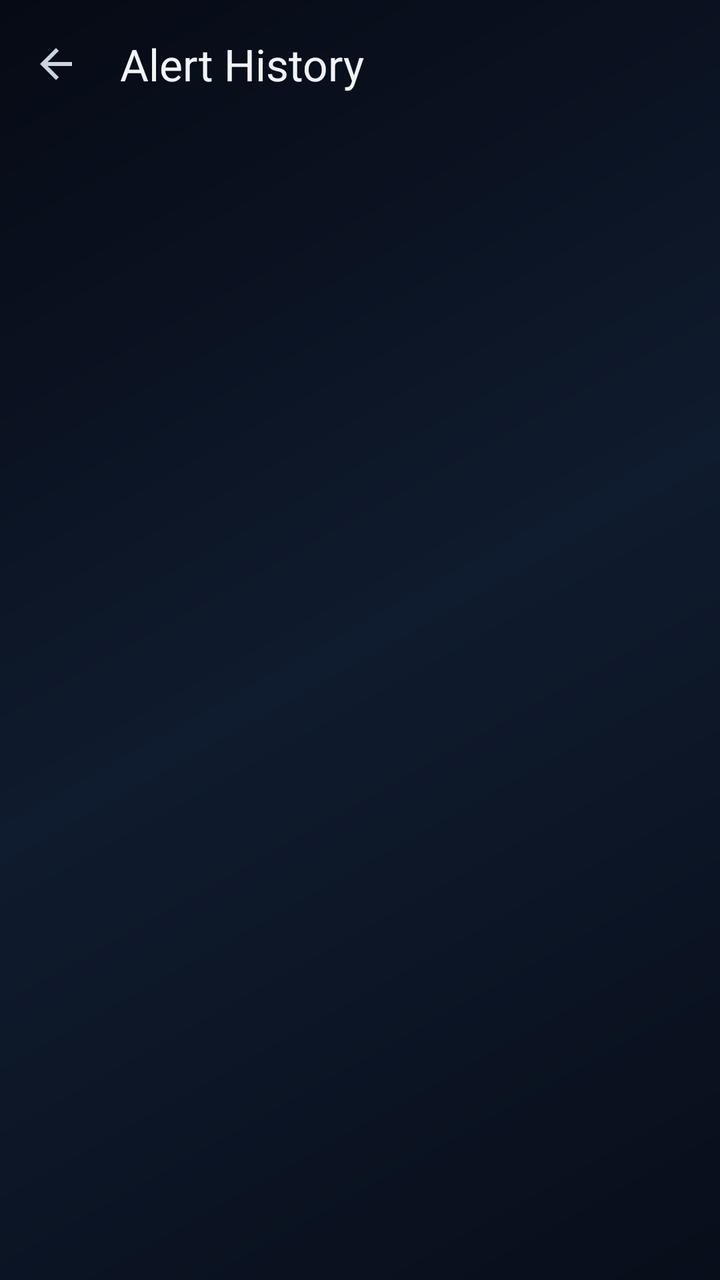
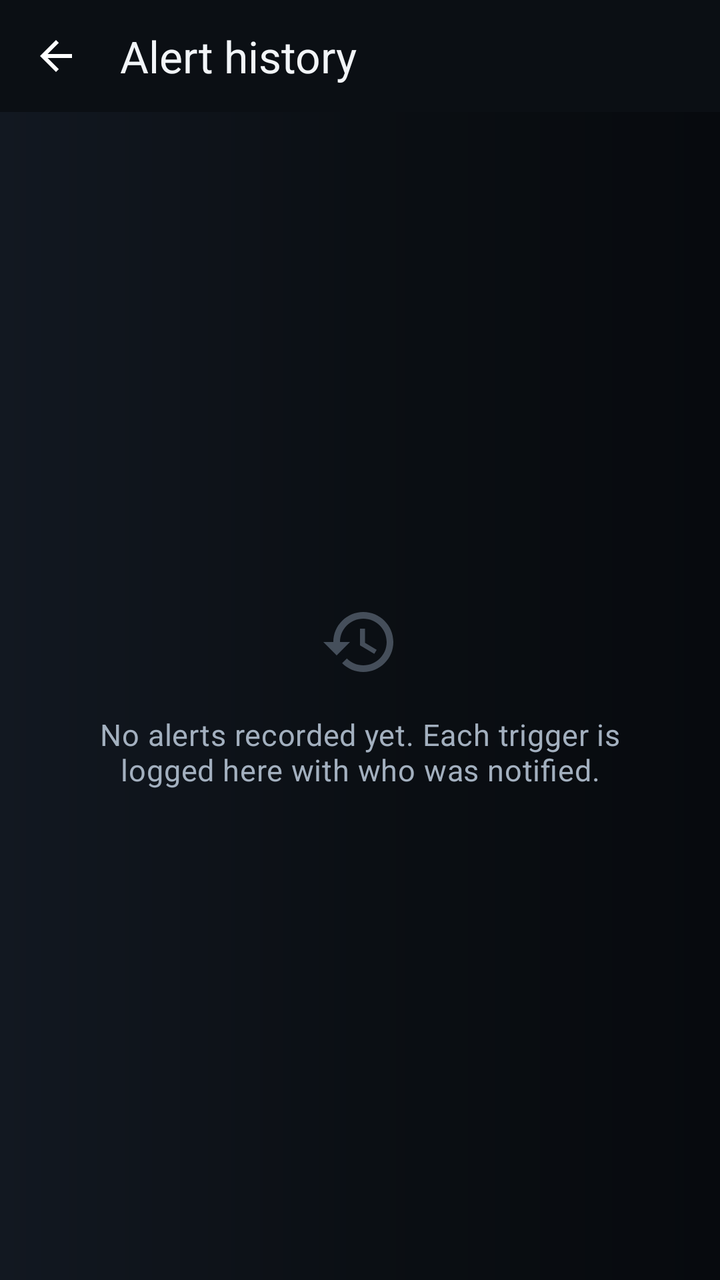

An Android layout rendered at two revisions. The XML below is the earlier revision; the diff shows what the commit changed to produce the second picture.
<!-- AndroidManifest.xml: activity theme Theme.RakshaSetu -->
<!-- res/layout/activity_alert_log.xml -->
<?xml version="1.0" encoding="utf-8"?>
<LinearLayout xmlns:android="http://schemas.android.com/apk/res/android"
    xmlns:app="http://schemas.android.com/apk/res-auto"
    android:layout_width="match_parent"
    android:layout_height="match_parent"
    android:orientation="vertical"
    android:background="@drawable/bg_gradient_dark">

    <com.google.android.material.appbar.MaterialToolbar
        android:id="@+id/toolbar"
        android:layout_width="match_parent"
        android:layout_height="?attr/actionBarSize"
        android:background="@android:color/transparent"
        app:title="Alert History"
        app:titleTextColor="@color/text_primary"
        app:navigationIcon="@drawable/ic_back"
        app:navigationIconTint="@color/text_glass" />

    <TextView
        android:id="@+id/tvEmpty"
        android:layout_width="match_parent"
        android:layout_height="match_parent"
        android:text="No alerts yet.\n\nYour emergency alert history will appear here."
        android:textSize="16sp"
        android:textColor="@color/text_secondary"
        android:textAlignment="center"
        android:gravity="center"
        android:visibility="gone" />

    <androidx.recyclerview.widget.RecyclerView
        android:id="@+id/recyclerView"
        android:layout_width="match_parent"
        android:layout_height="match_parent"
        android:padding="16dp"
        android:clipToPadding="false" />
</LinearLayout>
<!-- resources referenced by this layout -->
<resources>
  <color name="text_glass">#CBD5E1</color>
  <color name="text_primary">#F0F4F8</color>
  <color name="text_secondary">#94A3B8</color>
  <!-- drawable bg_gradient_dark (drawable) -->
  <?xml version="1.0" encoding="utf-8"?>
  <shape xmlns:android="http://schemas.android.com/apk/res/android"
      android:shape="rectangle">
      <gradient
          android:type="linear"
          android:angle="135"
          android:startColor="@color/background_gradient_start"
          android:centerColor="@color/background_gradient_mid"
          android:endColor="@color/background_gradient_end" />
  </shape>
  <style name="Theme.RakshaSetu" parent="Theme.Material3.Dark.NoActionBar">
          <item name="colorPrimary">@color/md_theme_primary</item>
          <item name="colorPrimaryDark">@color/primary_dark</item>
          <item name="colorAccent">@color/accent</item>
          <item name="android:windowBackground">@color/background</item>
          <item name="android:statusBarColor">@android:color/transparent</item>
          <item name="android:navigationBarColor">@android:color/transparent</item>
          <item name="android:windowDrawsSystemBarBackgrounds">true</item>
          <item name="android:windowTranslucentStatus">false</item>
          <item name="colorOnPrimary">@color/md_theme_onPrimary</item>
          <item name="colorSecondary">@color/md_theme_secondary</item>
          <item name="colorOnSecondary">@color/md_theme_onSecondary</item>
          <item name="android:colorBackground">@color/md_theme_background</item>
          <item name="colorSurface">@color/md_theme_surface</item>
          <item name="colorOnSurface">@color/md_theme_onSurface</item>
      </style>
  <color name="background_gradient_start">#080E1A</color>
  <color name="background_gradient_mid">#0F1B2E</color>
  <color name="background_gradient_end">#060A14</color>
  <color name="md_theme_primary">#FF8A5C</color>
  <color name="primary_dark">#E55A25</color>
  <color name="accent">#FFD166</color>
  <color name="background">#080E1A</color>
  <color name="md_theme_onPrimary">#FFFFFF</color>
  <color name="md_theme_secondary">#C4A882</color>
  <color name="md_theme_onSecondary">#2B1A00</color>
  <color name="md_theme_background">#080E1A</color>
  <color name="md_theme_surface">#1E2D44</color>
  <color name="md_theme_onSurface">#E2E8F0</color>
  <!-- unchanged entries left out for length: 1 -->
</resources>

<!-- the commit's change to res/layout/activity_alert_log.xml (unified diff, before → after) -->
@@ -1,36 +1,58 @@
 <?xml version="1.0" encoding="utf-8"?>
 <LinearLayout xmlns:android="http://schemas.android.com/apk/res/android"
     xmlns:app="http://schemas.android.com/apk/res-auto"
+    android:id="@+id/root"
     android:layout_width="match_parent"
     android:layout_height="match_parent"
-    android:orientation="vertical"
-    android:background="@drawable/bg_gradient_dark">
+    android:background="@drawable/bg_gradient_dark"
+    android:orientation="vertical">
 
     <com.google.android.material.appbar.MaterialToolbar
         android:id="@+id/toolbar"
+        style="@style/Widget.RS.Toolbar"
         android:layout_width="match_parent"
-        android:layout_height="?attr/actionBarSize"
-        android:background="@android:color/transparent"
-        app:title="Alert History"
-        app:titleTextColor="@color/text_primary"
+        android:layout_height="@dimen/toolbar_height"
         app:navigationIcon="@drawable/ic_back"
-        app:navigationIconTint="@color/text_glass" />
+        app:title="Alert history" />
 
-    <TextView
-        android:id="@+id/tvEmpty"
+    <FrameLayout
         android:layout_width="match_parent"
-        android:layout_height="match_parent"
-        android:text="No alerts yet.\n\nYour emergency alert history will appear here."
-        android:textSize="16sp"
-        android:textColor="@color/text_secondary"
-        android:textAlignment="center"
-        android:gravity="center"
-        android:visibility="gone" />
+        android:layout_height="match_parent">
 
-    <androidx.recyclerview.widget.RecyclerView
-        android:id="@+id/recyclerView"
-        android:layout_width="match_parent"
-        android:layout_height="match_parent"
-        android:padding="16dp"
-        android:clipToPadding="false" />
+        <androidx.recyclerview.widget.RecyclerView
+            android:id="@+id/recyclerView"
+            android:layout_width="match_parent"
+            android:layout_height="match_parent"
+            android:clipToPadding="false"
+            android:paddingHorizontal="@dimen/gutter"
+            android:paddingTop="@dimen/space_3"
+            android:paddingBottom="@dimen/space_8" />
+
+        <LinearLayout
+            android:id="@+id/layoutEmpty"
+            android:layout_width="match_parent"
+            android:layout_height="wrap_content"
+            android:layout_gravity="center"
+            android:gravity="center"
+            android:orientation="vertical"
+            android:paddingHorizontal="@dimen/space_8">
+
+            <ImageView
+                android:layout_width="40dp"
+                android:layout_height="40dp"
+                android:alpha="0.6"
+                android:contentDescription="@null"
+                android:src="@drawable/ic_history"
+                app:tint="@color/text_muted" />
+
+            <TextView
+                android:id="@+id/tvEmpty"
+                android:layout_width="match_parent"
+                android:layout_height="wrap_content"
+                android:layout_marginTop="@dimen/space_4"
+                android:gravity="center"
+                android:text="No alerts recorded yet. Each trigger is logged here with who was notified."
+                android:textAppearance="@style/TextAppearance.RS.Body" />
+        </LinearLayout>
+    </FrameLayout>
 </LinearLayout>
<!-- resource entries referenced after the edit -->
@@ -1,48 +1,78 @@
 <!-- resources referenced by this layout -->
 <resources>
-  <color name="text_glass">#CBD5E1</color>
-  <color name="text_primary">#F0F4F8</color>
-  <color name="text_secondary">#94A3B8</color>
+  <color name="text_muted">#6B7889</color>
+  <dimen name="gutter">20dp</dimen>
+  <dimen name="space_3">12dp</dimen>
+  <dimen name="space_4">16dp</dimen>
+  <dimen name="space_8">32dp</dimen>
+  <dimen name="toolbar_height">56dp</dimen>
+  <color name="text_primary">#F2F5F8</color>
+  <color name="text_secondary">#A3B0BF</color>
   <!-- drawable bg_gradient_dark (drawable) -->
   <?xml version="1.0" encoding="utf-8"?>
   <shape xmlns:android="http://schemas.android.com/apk/res/android"
       android:shape="rectangle">
       <gradient
           android:type="linear"
-          android:angle="135"
-          android:startColor="@color/background_gradient_start"
-          android:centerColor="@color/background_gradient_mid"
-          android:endColor="@color/background_gradient_end" />
+          android:angle="180"
+          android:startColor="@color/surface_sunken"
+          android:centerColor="@color/surface_base"
+          android:endColor="@color/surface_raised" />
   </shape>
+  <!-- drawable ic_history (drawable) -->
+  <?xml version="1.0" encoding="utf-8"?>
+  <vector xmlns:android="http://schemas.android.com/apk/res/android"
+      android:width="24dp"
+      android:height="24dp"
+      android:viewportWidth="24"
+      android:viewportHeight="24">
+      <path
+          android:fillColor="#757575"
+          android:pathData="M13,3c-4.97,0 -9,4.03 -9,9H1l3.89,3.89 0.07,0.14L9,12H6c0,-3.87 3.13,-7 7,-7s7,3.13 7,7 -3.13,7 -7,7c-1.93,0 -3.68,-0.79 -4.94,-2.06l-1.42,1.42C8.27,19.99 10.51,21 13,21c4.97,0 9,-4.03 9,-9s-4.03,-9 -9,-9zM12,8v5l4.28,2.54 0.72,-1.21 -3.5,-2.08V8H12z" />
+  </vector>
+  <style name="TextAppearance.RS.Body" parent="TextAppearance.Material3.BodyMedium">
+          <item name="android:textSize">@dimen/type_body</item>
+          <item name="android:textColor">@color/text_secondary</item>
+          <item name="android:lineSpacingMultiplier">1.25</item>
+      </style>
+  <style name="Widget.RS.Toolbar" parent="Widget.Material3.Toolbar">
+          <item name="android:background">@color/surface_base</item>
+          <item name="titleTextColor">@color/text_primary</item>
+          <item name="subtitleTextColor">@color/text_muted</item>
+      </style>
   <style name="Theme.RakshaSetu" parent="Theme.Material3.Dark.NoActionBar">
-          <item name="colorPrimary">@color/md_theme_primary</item>
-          <item name="colorPrimaryDark">@color/primary_dark</item>
-          <item name="colorAccent">@color/accent</item>
-          <item name="android:windowBackground">@color/background</item>
+          <item name="colorPrimary">@color/accent</item>
+          <item name="colorOnPrimary">@color/text_on_accent</item>
+          <item name="colorPrimaryContainer">@color/accent_muted</item>
+          <item name="colorOnPrimaryContainer">@color/accent</item>
+          <item name="colorSecondary">@color/data_text</item>
+          <item name="colorOnSecondary">@color/surface_base</item>
+          <item name="colorError">@color/sos_button</item>
+          <item name="android:colorBackground">@color/surface_base</item>
+          <item name="colorSurface">@color/surface_raised</item>
+          <item name="colorOnSurface">@color/text_primary</item>
+          <item name="colorSurfaceVariant">@color/surface_overlay</item>
+          <item name="colorOnSurfaceVariant">@color/text_secondary</item>
+          <item name="colorOutline">@color/hairline_strong</item>
+          <item name="android:windowBackground">@drawable/bg_gradient_dark</item>
           <item name="android:statusBarColor">@android:color/transparent</item>
           <item name="android:navigationBarColor">@android:color/transparent</item>
           <item name="android:windowDrawsSystemBarBackgrounds">true</item>
-          <item name="android:windowTranslucentStatus">false</item>
-          <item name="colorOnPrimary">@color/md_theme_onPrimary</item>
-          <item name="colorSecondary">@color/md_theme_secondary</item>
-          <item name="colorOnSecondary">@color/md_theme_onSecondary</item>
-          <item name="android:colorBackground">@color/md_theme_background</item>
-          <item name="colorSurface">@color/md_theme_surface</item>
-          <item name="colorOnSurface">@color/md_theme_onSurface</item>
+          <item name="android:textColorPrimary">@color/text_primary</item>
+          <item name="android:textColorSecondary">@color/text_secondary</item>
+          <item name="android:textColorHint">@color/text_muted</item>
       </style>
-  <color name="background_gradient_start">#080E1A</color>
-  <color name="background_gradient_mid">#0F1B2E</color>
-  <color name="background_gradient_end">#060A14</color>
-  <color name="md_theme_primary">#FF8A5C</color>
-  <color name="primary_dark">#E55A25</color>
-  <color name="accent">#FFD166</color>
-  <color name="background">#080E1A</color>
-  <color name="md_theme_onPrimary">#FFFFFF</color>
-  <color name="md_theme_secondary">#C4A882</color>
-  <color name="md_theme_onSecondary">#2B1A00</color>
-  <color name="md_theme_background">#080E1A</color>
-  <color name="md_theme_surface">#1E2D44</color>
-  <color name="md_theme_onSurface">#E2E8F0</color>
+  <color name="surface_sunken">#070A0E</color>
+  <color name="surface_base">#0B0F14</color>
+  <color name="surface_raised">#121821</color>
+  <dimen name="type_body">15sp</dimen>
+  <color name="accent">#FF6A3D</color>
+  <color name="text_on_accent">#1A0B07</color>
+  <color name="accent_muted">#33205A38</color>
+  <color name="data_text">#8FA3BC</color>
+  <color name="sos_button">#E23D2E</color>
+  <color name="surface_overlay">#18202B</color>
+  <color name="hairline_strong">#3DFFFFFF</color>
   <!-- unchanged entries left out for length: 1 -->
 </resources>
 
